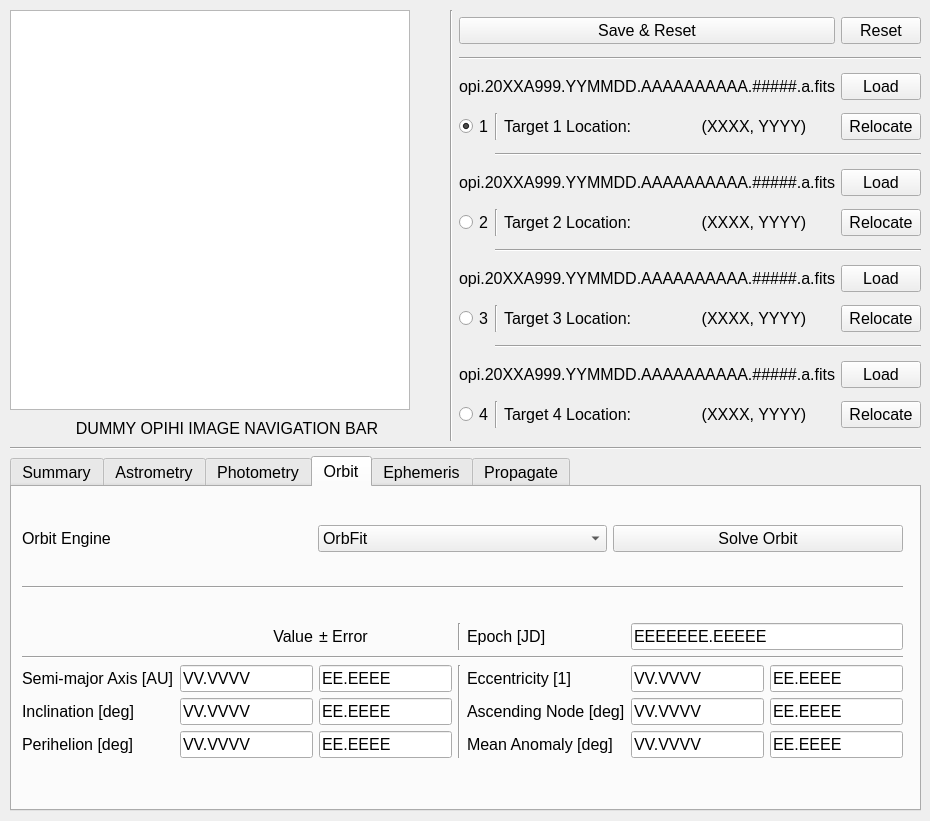
Qt form src/opihiexarata/gui/qtui/manual.ui (psmd-iberutaru/OpihiExarata) before a commit.
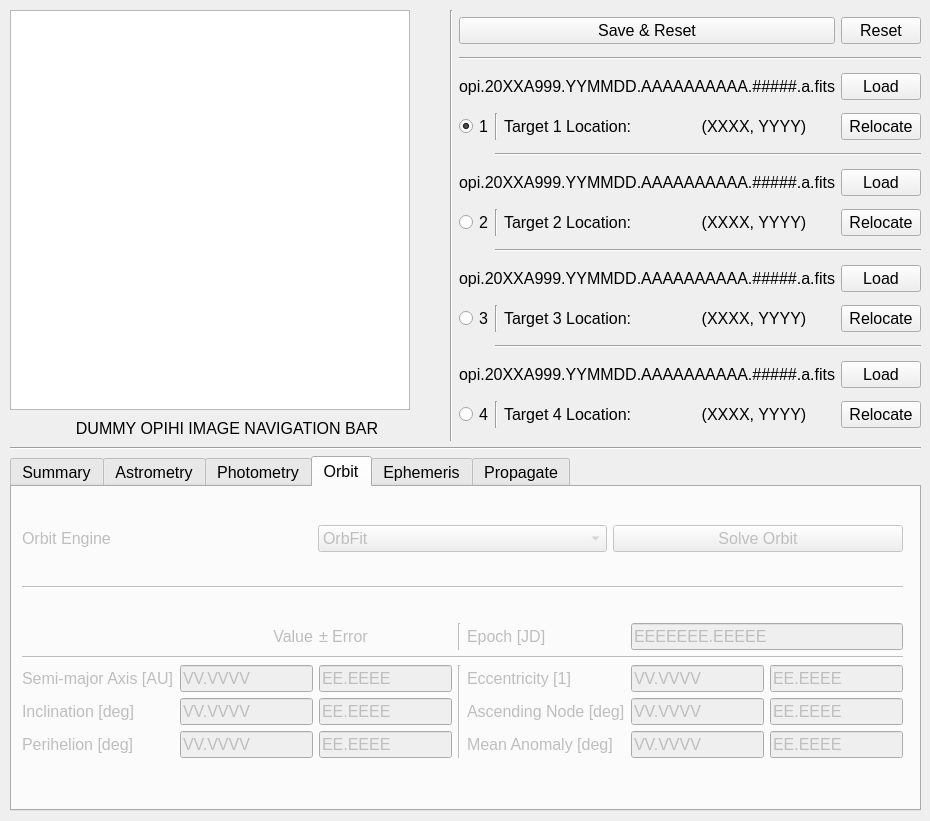
The same form after that commit. The open tabs and pages were chosen to show the change.

Commit message: Grayed out unusable tabs; fixed photometry InputError.

The edit to the form file:
```diff
--- a/src/opihiexarata/gui/qtui/manual.ui
+++ b/src/opihiexarata/gui/qtui/manual.ui
@@ -475,6 +475,9 @@
      </item>
      <item>
       <widget class="QTabWidget" name="tab_widget_solutions">
+       <property name="enabled">
+        <bool>true</bool>
+       </property>
        <property name="sizePolicy">
         <sizepolicy hsizetype="Minimum" vsizetype="Expanding">
          <horstretch>0</horstretch>
@@ -1391,6 +1394,9 @@
         </widget>
        </widget>
        <widget class="QWidget" name="tab_orbit">
+        <property name="enabled">
+         <bool>false</bool>
+        </property>
         <attribute name="title">
          <string>Orbit</string>
         </attribute>
```
Left out of the diff: 3 changed lines with no effect on the pictures. The commit also changes 5 other files.
